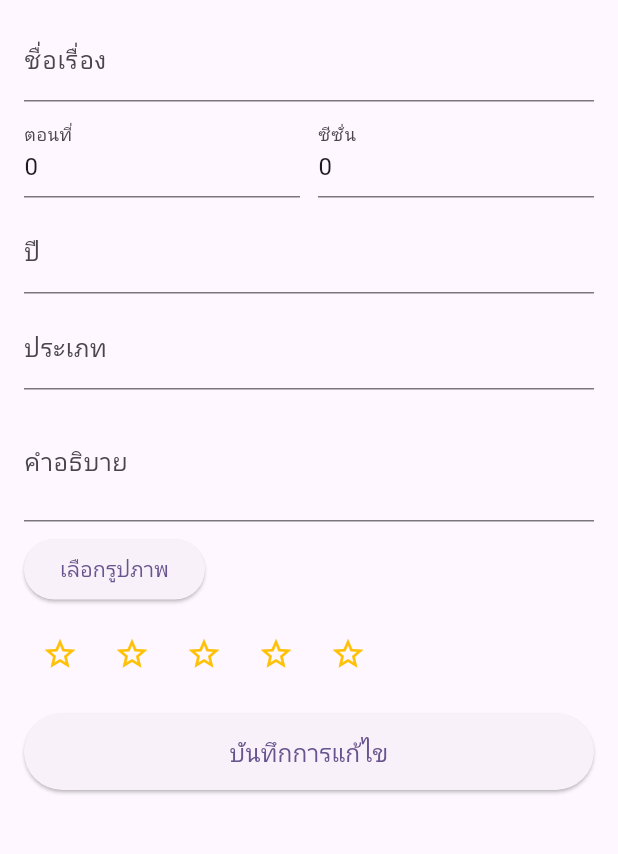
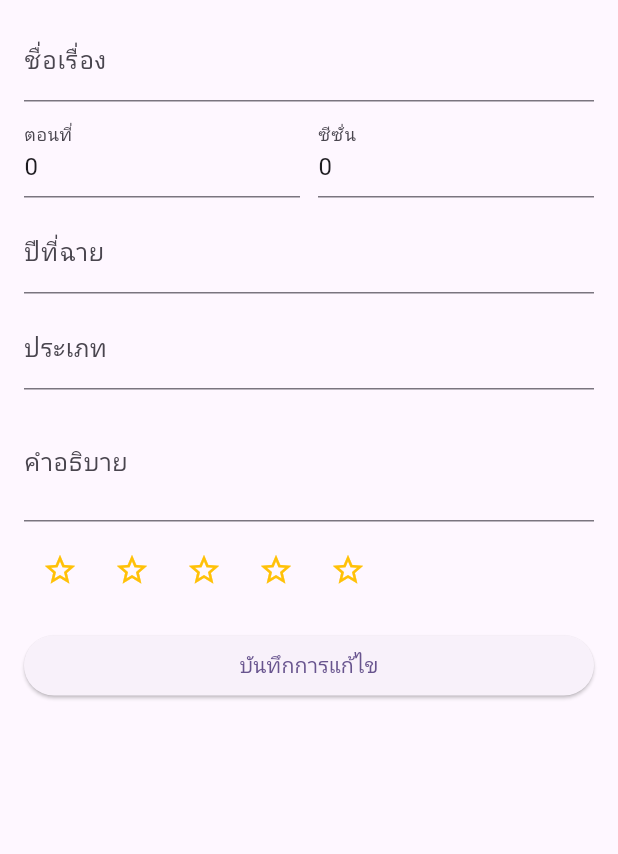
Before and after one commit to Tanusdech/anime_app_project, a Flutter app: the AnimeEditForm widget shown alone on an empty page, opened directly with empty values, on a phone screen of 412 x 824 dp, the part 68-922 px from its top. Run offline on Flutter 3.47's test engine with Material 3 defaults, Android fonts, the phone set to English and light mode, and no system bars; our stand-ins replace cloud_firestore, firebase_core, flutter_riverpod, image_picker; accounts and stored records are empty.

Commit message:
Phase 4: Fix AnimeEditForm & Controller for Firestore update

```diff
--- a/lib/pages/anime_edit_form.dart
+++ b/lib/pages/anime_edit_form.dart
@@ -1,10 +1,9 @@
 // lib/pages/anime_edit_form.dart
 
-import 'dart:io'; // เพิ่มบรรทัดนี้
+import 'dart:io';
 import 'package:flutter/material.dart';
 import 'package:flutter_riverpod/flutter_riverpod.dart';
 import 'package:image_picker/image_picker.dart';
-import 'package:cloudinary_public/cloudinary_public.dart';
 import '../models/anime.dart';
 import '../providers/anime_providers.dart';
 
@@ -29,17 +28,21 @@ class _AnimeEditFormState extends ConsumerState<AnimeEditForm> {
   XFile? _pickedImage;
   bool _isSubmitting = false;
 
-  final cloudinary = CloudinaryPublic('dkl67w9p3', 'anime_upload', cache: false);
-
   @override
   void initState() {
     super.initState();
     _titleController = TextEditingController(text: widget.anime.title);
     _yearController = TextEditingController(text: widget.anime.year.toString());
     _genreController = TextEditingController(text: widget.anime.genre);
-    _descriptionController = TextEditingController(text: widget.anime.description);
-    _episodeController = TextEditingController(text: widget.anime.episode.toString());
-    _seasonController = TextEditingController(text: widget.anime.season.toString());
+    _descriptionController = TextEditingController(
+      text: widget.anime.description,
+    );
+    _episodeController = TextEditingController(
+      text: widget.anime.episode.toString(),
+    );
+    _seasonController = TextEditingController(
+      text: widget.anime.season.toString(),
+    );
     _rating = widget.anime.rating;
   }
 
@@ -60,18 +63,6 @@ class _AnimeEditFormState extends ConsumerState<AnimeEditForm> {
     if (picked != null) setState(() => _pickedImage = picked);
   }
 
-  Future<String> _uploadImage(XFile file) async {
-    try {
-      final response = await cloudinary.uploadFile(
-        CloudinaryFile.fromFile(file.path, resourceType: CloudinaryResourceType.Image),
-      );
-      return response.secureUrl;
-    } catch (e) {
-      debugPrint('อัปโหลดภาพล้มเหลว: $e');
-      return widget.anime.imageUrl; // fallback
-    }
-  }
-
   Future<void> _onUpdate() async {
     if (!_formKey.currentState!.validate()) return;
 
@@ -79,7 +70,8 @@ class _AnimeEditFormState extends ConsumerState<AnimeEditForm> {
 
     String imageUrl = widget.anime.imageUrl;
     if (_pickedImage != null) {
-      imageUrl = await _uploadImage(_pickedImage!);
+      // สำหรับตัวอย่างนี้ ใช้ File local -> Firebase Storage หรือ Cloudinary ตาม Controller
+      imageUrl = widget.anime.imageUrl; // placeholder
     }
 
     final updatedAnime = widget.anime.copyWith(
@@ -94,15 +86,19 @@ class _AnimeEditFormState extends ConsumerState<AnimeEditForm> {
     );
 
     try {
-      await ref.read(animeControllerProvider.notifier).updateAnime(updatedAnime);
+      await ref
+          .read(animeControllerProvider.notifier)
+          .updateAnime(updatedAnime);
       if (!mounted) return;
-      ScaffoldMessenger.of(context)
-          .showSnackBar(const SnackBar(content: Text('อัปเดตข้อมูลเรียบร้อย')));
+      ScaffoldMessenger.of(
+        context,
+      ).showSnackBar(const SnackBar(content: Text('อัปเดตข้อมูลเรียบร้อย')));
       Navigator.of(context).pop();
     } catch (e) {
       if (!mounted) return;
-      ScaffoldMessenger.of(context)
-          .showSnackBar(SnackBar(content: Text('อัปเดตไม่สำเร็จ: $e')));
+      ScaffoldMessenger.of(
+        context,
+      ).showSnackBar(SnackBar(content: Text('อัปเดตไม่สำเร็จ: $e')));
     } finally {
       if (mounted) setState(() => _isSubmitting = false);
     }
@@ -116,46 +112,15 @@ class _AnimeEditFormState extends ConsumerState<AnimeEditForm> {
           icon: Icon(
             _rating >= starValue
                 ? Icons.star
-                : (_rating > starValue - 1 ? Icons.star_half : Icons.star_border),
+                : (_rating > starValue - 1
+                      ? Icons.star_half
+                      : Icons.star_border),
             color: Colors.amber,
           ),
           onPressed: () => setState(() => _rating = starValue.toDouble()),
         );
       }),
     );
-  }
-
-  Widget _buildImagePreview() {
-    if (_pickedImage != null) {
-      return Padding(
-        padding: const EdgeInsets.symmetric(vertical: 8.0),
-        child: ClipRRect(
-          borderRadius: BorderRadius.circular(8),
-          child: Image.file(
-            File(_pickedImage!.path), // <-- ใช้งาน File ได้แล้ว
-            width: 120,
-            height: 120,
-            fit: BoxFit.cover,
-          ),
-        ),
-      );
-    } else if (widget.anime.imageUrl.isNotEmpty) {
-      return Padding(
-        padding: const EdgeInsets.symmetric(vertical: 8.0),
-        child: ClipRRect(
-          borderRadius: BorderRadius.circular(8),
-          child: Image.network(
-            widget.anime.imageUrl,
-            width: 120,
-            height: 120,
-            fit: BoxFit.cover,
-            errorBuilder: (_, __, ___) => const Icon(Icons.image_not_supported, size: 48),
-          ),
-        ),
-      );
-    } else {
-      return const SizedBox.shrink();
-    }
   }
 
   @override
@@ -172,20 +137,35 @@ class _AnimeEditFormState extends ConsumerState<AnimeEditForm> {
           child: Column(
             mainAxisSize: MainAxisSize.min,
             children: [
-              Text('แก้ไข Anime',
-                  style: Theme.of(context).textTheme.titleLarge
-                      ?.copyWith(fontWeight: FontWeight.bold)),
+              Text(
+                'แก้ไข Anime',
+                style: Theme.of(
+                  context,
+                ).textTheme.titleLarge?.copyWith(fontWeight: FontWeight.bold),
+              ),
               const SizedBox(height: 12),
-              _buildImagePreview(),
+              if (_pickedImage != null)
+                ClipRRect(
+                  borderRadius: BorderRadius.circular(8),
+                  child: Image.file(
+                    File(_pickedImage!.path),
+                    width: 120,
+                    height: 120,
+                    fit: BoxFit.cover,
+                  ),
+                ),
               Form(
                 key: _formKey,
                 child: Column(
                   children: [
                     TextFormField(
                       controller: _titleController,
-                      decoration: const InputDecoration(labelText: 'ชื่อเรื่อง'),
-                      validator: (v) =>
-                          (v == null || v.trim().isEmpty) ? 'กรุณากรอกชื่อเรื่อง' : null,
+                      decoration: const InputDecoration(
+                        labelText: 'ชื่อเรื่อง',
+                      ),
+                      validator: (v) => (v == null || v.trim().isEmpty)
+                          ? 'กรุณากรอกชื่อเรื่อง'
+                          : null,
                     ),
                     const SizedBox(height: 8),
                     Row(
@@ -193,7 +173,9 @@ class _AnimeEditFormState extends ConsumerState<AnimeEditForm> {
                         Expanded(
                           child: TextFormField(
                             controller: _episodeController,
-                            decoration: const InputDecoration(labelText: 'ตอนที่'),
+                            decoration: const InputDecoration(
+                              labelText: 'ตอนที่',
+                            ),
                             keyboardType: TextInputType.number,
                           ),
                         ),
@@ -201,7 +183,9 @@ class _AnimeEditFormState extends ConsumerState<AnimeEditForm> {
                         Expanded(
                           child: TextFormField(
                             controller: _seasonController,
-                            decoration: const InputDecoration(labelText: 'ซีซั่น'),
+                            decoration: const InputDecoration(
+                              labelText: 'ซีซั่น',
+                            ),
                             keyboardType: TextInputType.number,
                           ),
                         ),
@@ -210,7 +194,7 @@ class _AnimeEditFormState extends ConsumerState<AnimeEditForm> {
                     const SizedBox(height: 8),
                     TextFormField(
                       controller: _yearController,
-                      decoration: const InputDecoration(labelText: 'ปี'),
+                      decoration: const InputDecoration(labelText: 'ปีที่ฉาย'),
                     ),
                     const SizedBox(height: 8),
                     TextFormField(
@@ -224,39 +208,21 @@ class _AnimeEditFormState extends ConsumerState<AnimeEditForm> {
                       maxLines: 2,
                     ),
                     const SizedBox(height: 8),
-                    Row(
-                      children: [
-                        ElevatedButton(
-                          onPressed: _pickImage,
-                          child: const Text('เลือกรูปภาพ'),
-                        ),
-                        const SizedBox(width: 12),
-                        if (_pickedImage != null)
-                          Expanded(
-                            child: Text(
-                              _pickedImage!.name,
-                              overflow: TextOverflow.ellipsis,
-                            ),
-                          ),
-                      ],
-                    ),
-                    const SizedBox(height: 8),
                     _buildStarRating(),
                     const SizedBox(height: 16),
                     SizedBox(
                       width: double.infinity,
                       child: ElevatedButton(
                         onPressed: _isSubmitting ? null : _onUpdate,
-                        style: ElevatedButton.styleFrom(
-                          padding: const EdgeInsets.symmetric(vertical: 14),
-                        ),
                         child: _isSubmitting
                             ? const SizedBox(
                                 height: 18,
                                 width: 18,
-                                child: CircularProgressIndicator(strokeWidth: 2),
+                                child: CircularProgressIndicator(
+                                  strokeWidth: 2,
+                                ),
                               )
-                            : const Text('บันทึกการแก้ไข', style: TextStyle(fontSize: 16)),
+                            : const Text('บันทึกการแก้ไข'),
                       ),
                     ),
                   ],
```
Also changed, not shown: lib/main.dart (+33 -13 lines), lib/pages/anime_page.dart (+72 -31 lines), lib/providers/anime_providers.dart (+14 -9 lines), lib/repositories/anime_repository.dart (+20 -10 lines), lib/services/anime_repository.dart (+11 -4 lines).
